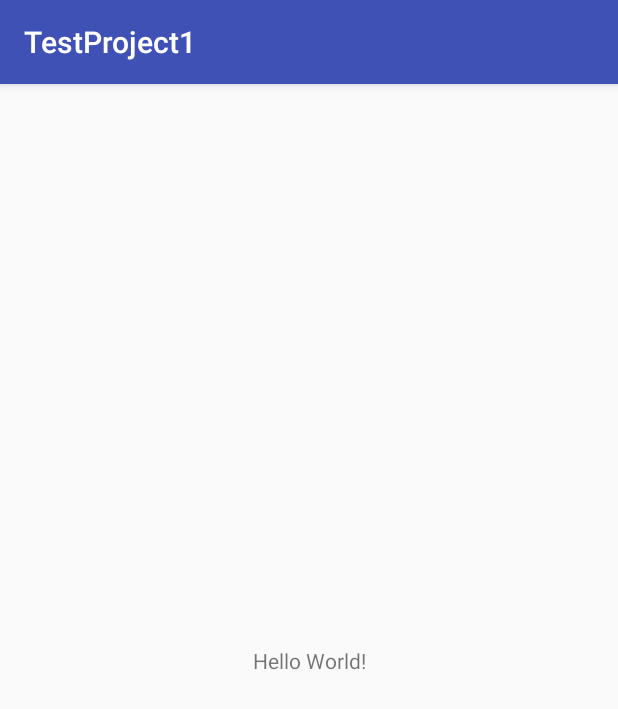
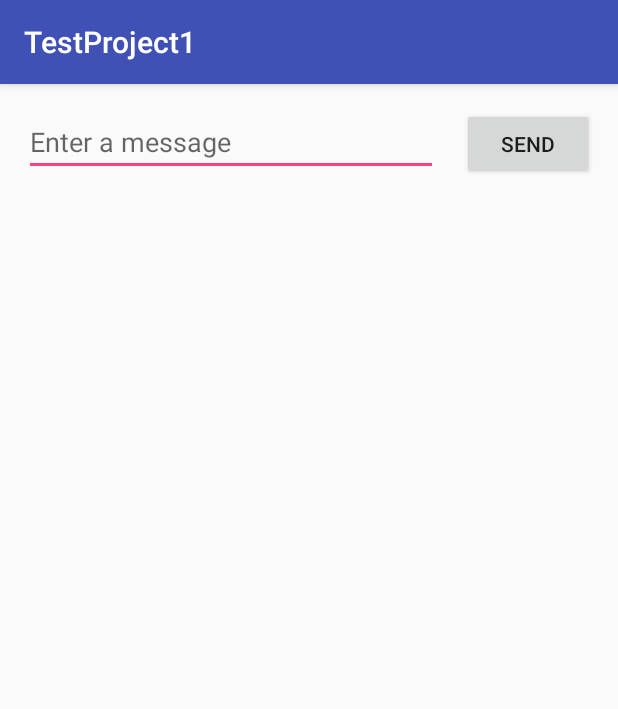
Before and after one commit to liutenghou/android-basics-project, an Android app: the screen it shows after launch (MainActivity), on a phone screen of 412 x 824 dp. Shown: the top 709 px of the screen. Run offline under Robolectric (Android 15) with nearby library versions, the phone set to English and light mode, and no system bars.

Commit message:
added textfield and button

```diff
--- a/app/src/main/res/layout/activity_main.xml
+++ b/app/src/main/res/layout/activity_main.xml
@@ -4,15 +4,32 @@
     xmlns:tools="http://schemas.android.com/tools"
     android:layout_width="match_parent"
     android:layout_height="match_parent"
-    tools:context="com.example.leoliu.testproject1.MainActivity">
+    tools:context="com.example.leoliu.testproject1.MainActivity"
+    tools:layout_editor_absoluteY="81dp">
 
-    <TextView
+    <Button
+        android:id="@+id/button"
         android:layout_width="wrap_content"
         android:layout_height="wrap_content"
-        android:text="Hello World!"
-        app:layout_constraintBottom_toBottomOf="parent"
-        app:layout_constraintLeft_toLeftOf="parent"
-        app:layout_constraintRight_toRightOf="parent"
+        android:layout_marginEnd="16dp"
+        android:layout_marginRight="16dp"
+        android:text="@string/button_send"
+        app:layout_constraintBaseline_toBaselineOf="@+id/editText"
+        app:layout_constraintEnd_toEndOf="parent" />
+
+    <EditText
+        android:id="@+id/editText"
+        android:layout_width="0dp"
+        android:layout_height="wrap_content"
+        android:layout_marginEnd="16dp"
+        android:layout_marginLeft="16dp"
+        android:layout_marginRight="16dp"
+        android:layout_marginStart="16dp"
+        android:layout_marginTop="16dp"
+        android:ems="10"
+        android:hint="@string/edit_message"
+        android:inputType="textPersonName"
+        app:layout_constraintEnd_toStartOf="@+id/button"
+        app:layout_constraintStart_toStartOf="parent"
         app:layout_constraintTop_toTopOf="parent" />
-
 </android.support.constraint.ConstraintLayout>
--- a/app/src/main/res/values/strings.xml
+++ b/app/src/main/res/values/strings.xml
@@ -1,3 +1,5 @@
 <resources>
     <string name="app_name">TestProject1</string>
+    <string name="edit_message">Enter a message</string>
+    <string name="button_send">Send</string>
 </resources>
--- a/build.gradle
+++ b/build.gradle
@@ -6,7 +6,7 @@ buildscript {
         google()
     }
     dependencies {
-        classpath 'com.android.tools.build:gradle:3.1.2'
+        classpath 'com.android.tools.build:gradle:3.1.3'
 
         // NOTE: Do not place your application dependencies here; they belong
         // in the individual module build.gradle files
```
